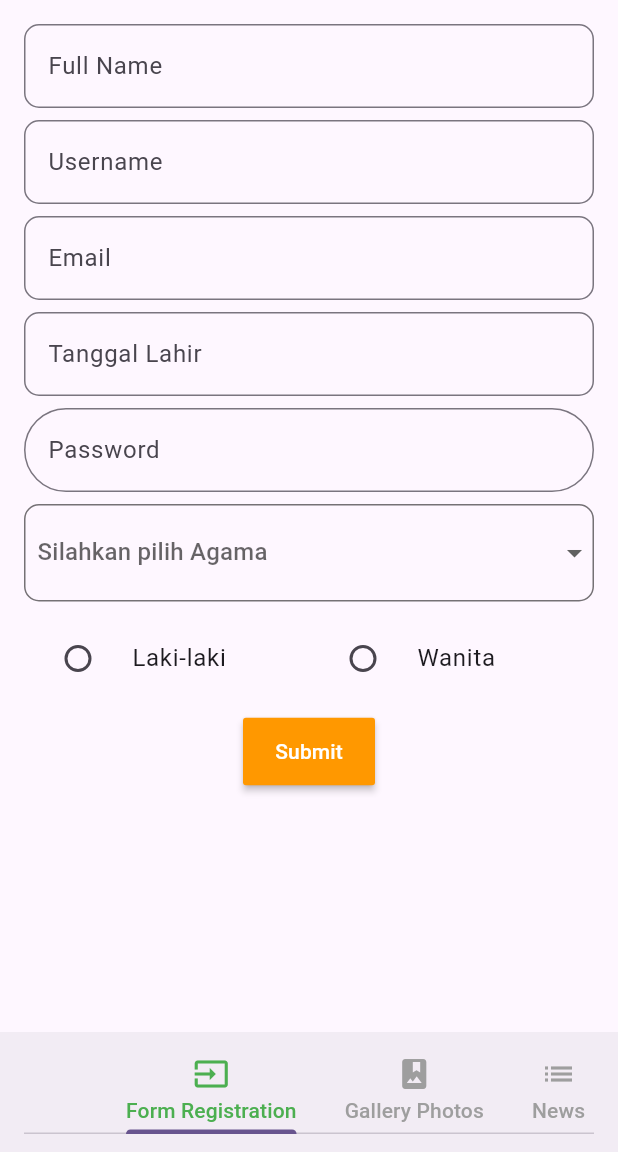
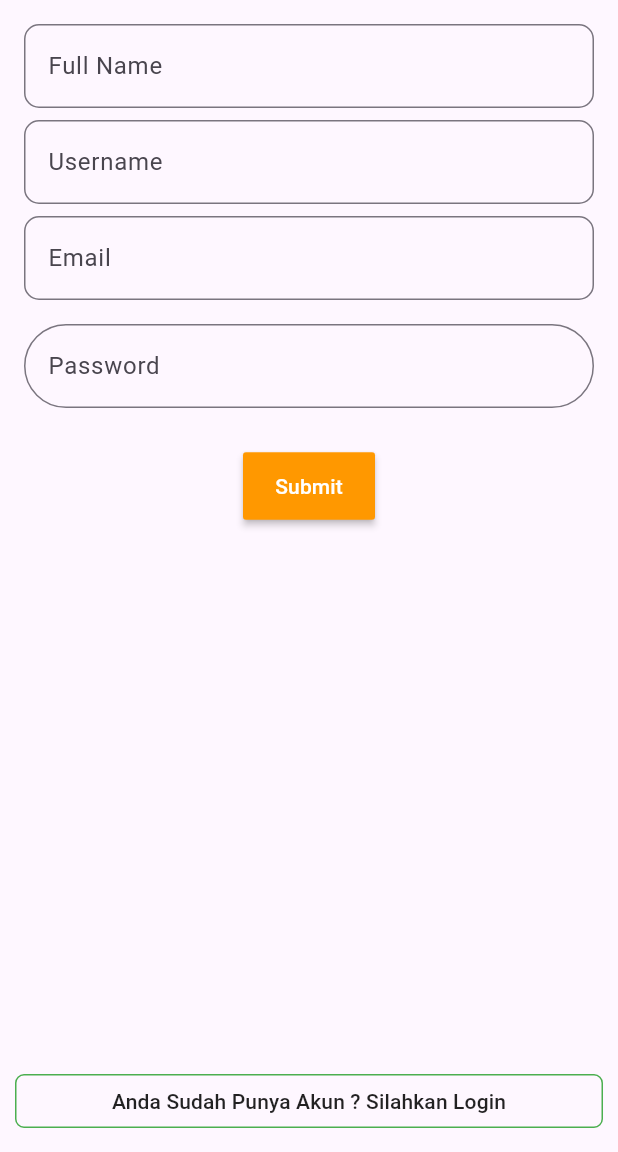
Before and after one commit to rizkipm/rpl2b_project, a Flutter app: the screen it shows after launch, on a phone screen of 412 x 824 dp, the part 84-1236 px from its top. Run offline on Flutter 3.47's test engine with Material 3 defaults, Android fonts, the phone set to English and light mode, and no system bars; our stand-ins replace shared_preferences; missing offline and left inert: dart:html, dart:ui_web.

Commit message:
update 7 maret

```diff
--- a/lib/main.dart
+++ b/lib/main.dart
@@ -5,6 +5,7 @@
 import 'package:rpl2b_project/screen_page/page_list_berita.dart';
 import 'package:rpl2b_project/screen_page/page_list_user.dart';
 import 'package:rpl2b_project/screen_page/page_movie_gallery.dart';
+import 'package:rpl2b_project/screen_page/page_register.dart';
 import 'package:rpl2b_project/screen_page/page_registration.dart';
 import 'package:rpl2b_project/screen_page/search_listdata.dart';
 
@@ -39,7 +40,8 @@
         colorScheme: ColorScheme.fromSeed(seedColor: Colors.deepPurple),
         useMaterial3: true,
       ),
-      home: const PageHome(),
+      // home: const PageHome(),
+      home: const PageRegisterNew(),
       debugShowCheckedModeBanner: false,
     );
   }
--- /dev/null
+++ b/lib/model/model_register.dart
@@ -0,0 +1,29 @@
+// To parse this JSON data, do
+//
+//     final modelRegister = modelRegisterFromJson(jsonString);
+
+import 'dart:convert';
+
+ModelRegister modelRegisterFromJson(String str) => ModelRegister.fromJson(json.decode(str));
+
+String modelRegisterToJson(ModelRegister data) => json.encode(data.toJson());
+
+class ModelRegister {
+  int value;
+  String message;
+
+  ModelRegister({
+    required this.value,
+    required this.message,
+  });
+
+  factory ModelRegister.fromJson(Map<String, dynamic> json) => ModelRegister(
+    value: json["value"],
+    message: json["message"],
+  );
+
+  Map<String, dynamic> toJson() => {
+    "value": value,
+    "message": message,
+  };
+}
--- /dev/null
+++ b/lib/screen_page/page_register.dart
@@ -0,0 +1,196 @@
+import 'dart:math';
+
+import 'package:flutter/cupertino.dart';
+import 'package:flutter/material.dart';
+import 'package:http/http.dart' as http;
+import 'package:rpl2b_project/model/model_register.dart';
+import 'package:rpl2b_project/screen_page/page_login.dart';
+
+class PageRegisterNew extends StatefulWidget {
+  const PageRegisterNew({super.key});
+
+  @override
+  State<PageRegisterNew> createState() => _PageRegisterState();
+}
+
+class _PageRegisterState extends State<PageRegisterNew> {
+  TextEditingController txtFullName = TextEditingController();
+  TextEditingController txtUsername = TextEditingController();
+  TextEditingController txtEmail = TextEditingController();
+  TextEditingController txtPassword = TextEditingController();
+  //key untuk form
+  GlobalKey<FormState> keyForm = GlobalKey<FormState>();
+
+  //fungsi untuk post data
+  bool isLoading = false;
+  Future<ModelRegister?> registerAccount() async{
+    try{
+      setState(() {
+        isLoading = true;
+      });
+
+      http.Response res = await http.post(Uri.parse('http://192.168.1.2:8080/beritaDb/register.php'),
+        body: {
+            "username" : txtUsername.text,
+            "password" : txtPassword.text,
+            "fullname" : txtFullName.text,
+            "email" : txtEmail.text,
+        }
+      );
+      ModelRegister data = modelRegisterFromJson(res.body);
+      //cek kondisi (ini berdasarkan value respon api
+      //value 2 (email sudah terdaftar),1 (berhasil),dan 0 (gagal)
+      if(data.value == 1){
+        setState(() {
+          isLoading= false;
+          ScaffoldMessenger.of(context).showSnackBar(
+              SnackBar(content: Text('${data.message}'))
+          );
+          //pindah ke page login
+          Navigator.pushAndRemoveUntil(context,
+              MaterialPageRoute(builder: (context)
+                => const PageLogin()), (route) => false);
+        });
+      }else if(data.value == 2){
+        setState(() {
+          isLoading= false;
+          ScaffoldMessenger.of(context).showSnackBar(
+              SnackBar(content: Text('${data.message}'))
+          );
+        });
+      }else{
+        setState(() {
+          isLoading= false;
+          ScaffoldMessenger.of(context).showSnackBar(
+              SnackBar(content: Text('${data.message}'))
+          );
+        });
+      }
+
+    }catch(e){
+      //munculkan error
+      setState(() {
+          isLoading= false;
+          ScaffoldMessenger.of(context).showSnackBar(
+              SnackBar(content: Text(e.toString()))
+          );
+      });
+    }
+  }
+
+
+  @override
+  Widget build(BuildContext context) {
+    return Scaffold(
+      appBar: AppBar(
+        backgroundColor: Colors.orange,
+        title: Text('Register Form'),
+      ),
+      body: Form(
+        key: keyForm,
+        autovalidateMode: AutovalidateMode.onUserInteraction,
+        child: Padding(
+          padding: const EdgeInsets.all(16),
+          child: SingleChildScrollView(
+            child: Column(
+              children: [
+                TextFormField(
+                  controller: txtFullName,
+                  validator: (val) {
+                    return val!.isEmpty ? "Tidak Boleh Kosong" : null;
+                  },
+                  decoration: InputDecoration(
+                      hintText: 'Full Name',
+                      border: OutlineInputBorder(
+                          borderRadius: BorderRadius.circular(10))),
+                ),
+                SizedBox(
+                  height: 8,
+                ),
+                TextFormField(
+                  controller: txtUsername,
+                  validator: (val) {
+                    return val!.isEmpty ? "Tidak Boleh Kosong" : null;
+                  },
+                  decoration: InputDecoration(
+                      hintText: 'Username',
+                      border: OutlineInputBorder(
+                          borderRadius: BorderRadius.circular(10))),
+                ),
+                SizedBox(
+                  height: 8,
+                ),
+                TextFormField(
+                  controller: txtEmail,
+                  validator: (val) {
+                    return val!.isEmpty ? "Tidak Boleh Kosong" : null;
+                  },
+                  decoration: InputDecoration(
+                      hintText: 'Email',
+                      border: OutlineInputBorder(
+                          borderRadius: BorderRadius.circular(10))),
+                ),
+                SizedBox(
+                  height: 8,
+                ),
+
+                SizedBox(
+                  height: 8,
+                ),
+                TextFormField(
+                  controller: txtPassword,
+                  validator: (val) {
+                    return val!.isEmpty ? "Tidak Boleh Kosong" : null;
+                  },
+                  decoration: InputDecoration(
+                      hintText: 'Password',
+                      border: OutlineInputBorder(
+                          borderRadius: BorderRadius.circular(40))),
+                ),
+                SizedBox(
+                  height: 8,
+                ),
+                SizedBox(
+                  height: 10,
+                ),
+                SizedBox(
+                  height: 10,
+                ),
+
+                MaterialButton(
+                  onPressed: () {
+                    //cek kondisi dan get data inputan
+                    if (keyForm.currentState?.validate() == true) {
+                      //kita panggil function register
+                      registerAccount();
+                    }
+                  },
+                  color: Colors.orange,
+                  textColor: Colors.white,
+                  height: 45,
+                  child: Text('Submit'),
+                )
+              ],
+            ),
+          ),
+        ),
+      ),
+
+      bottomNavigationBar: Padding(
+        padding: EdgeInsets.all(10),
+        child: MaterialButton(
+          shape: RoundedRectangleBorder(
+            borderRadius: BorderRadius.circular(6),
+            side: BorderSide(width: 1, color: Colors.green),
+          ),
+          onPressed: (){
+           Navigator.pushAndRemoveUntil(context, MaterialPageRoute(builder: (context)
+            =>PageLogin()
+           ), (route) => false);
+          },
+          child: Text('Anda Sudah Punya Akun ? Silahkan Login'),
+        ),
+      ),
+    );
+  }
+}
--- a/pubspec.yaml
+++ b/pubspec.yaml
@@ -37,6 +37,7 @@ dependencies:
   cupertino_icons: ^1.0.6
   intl: ^0.19.0
   http: ^1.2.1
+  shared_preferences: ^2.2.2
 
 dev_dependencies:
   flutter_test:
```
Also changed, not shown: lib/model/model_login.dart (added, +41 -0 lines), lib/screen_page/page_list_berita.dart (+14 -0 lines), lib/screen_page/page_login.dart (added, +161 -0 lines), lib/utils/cek_session.dart (added, +28 -0 lines), 8 other files.
